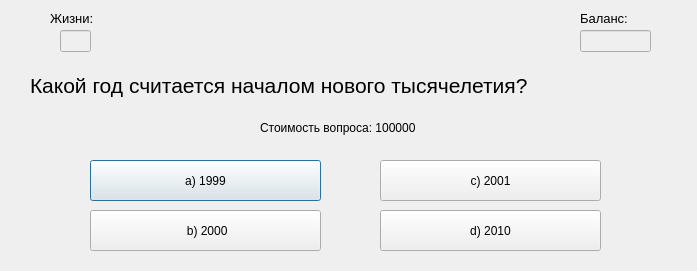
This is ui_ui_files/question_window8_ui.ui in DelZeiT/How_to_become_a_millionaire as Qt 5 draws it before an edit. The edited form follows.
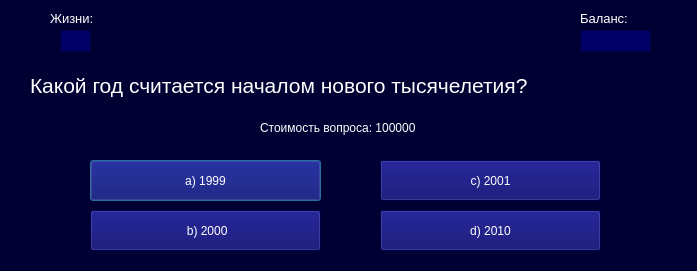
This is the edited form.

Diff of the .ui file:
```diff
--- a/ui_ui_files/question_window8_ui.ui
+++ b/ui_ui_files/question_window8_ui.ui
@@ -10,9 +10,24 @@
     <height>271</height>
    </rect>
   </property>
+  <property name="minimumSize">
+   <size>
+    <width>697</width>
+    <height>271</height>
+   </size>
+  </property>
+  <property name="maximumSize">
+   <size>
+    <width>697</width>
+    <height>271</height>
+   </size>
+  </property>
   <property name="windowTitle">
    <string>Вопрос №8</string>
   </property>
+  <property name="styleSheet">
+   <string notr="true">background-color: #000033;</string>
+  </property>
   <widget class="QLabel" name="label_2">
    <property name="geometry">
     <rect>
@@ -27,6 +42,9 @@
      <pointsize>10</pointsize>
     </font>
    </property>
+   <property name="styleSheet">
+    <string notr="true">color: white</string>
+   </property>
    <property name="text">
     <string>Жизни:</string>
    </property>
@@ -43,6 +61,9 @@
      <height>22</height>
     </rect>
    </property>
+   <property name="styleSheet">
+    <string notr="true">background-color: #000066; color: white</string>
+   </property>
    <property name="text">
     <string/>
    </property>
@@ -61,6 +82,9 @@
      <pointsize>10</pointsize>
     </font>
    </property>
+   <property name="styleSheet">
+    <string notr="true">color: white</string>
+   </property>
    <property name="text">
     <string>Баланс:</string>
    </property>
@@ -77,6 +101,9 @@
      <height>22</height>
     </rect>
    </property>
+   <property name="styleSheet">
+    <string notr="true">background-color: #000066; color: white</string>
+   </property>
    <property name="text">
     <string/>
    </property>
@@ -95,6 +122,9 @@
      <pointsize>16</pointsize>
     </font>
    </property>
+   <property name="styleSheet">
+    <string notr="true">color: white</string>
+   </property>
    <property name="text">
     <string>Какой год считается началом нового тысячелетия?</string>
    </property>
@@ -108,6 +138,9 @@
      <height>16</height>
     </rect>
    </property>
+   <property name="styleSheet">
+    <string notr="true">color: white</string>
+   </property>
    <property name="text">
     <string>Стоимость вопроса: 100000</string>
    </property>
@@ -121,6 +154,9 @@
      <height>41</height>
     </rect>
    </property>
+   <property name="styleSheet">
+    <string notr="true">background-color: #000066; color: white</string>
+   </property>
    <property name="text">
     <string>a) 1999</string>
    </property>
@@ -134,6 +170,9 @@
      <height>41</height>
     </rect>
    </property>
+   <property name="styleSheet">
+    <string notr="true">background-color: #000066; color: white</string>
+   </property>
    <property name="text">
     <string> b) 2000</string>
    </property>
@@ -147,6 +186,9 @@
      <height>41</height>
     </rect>
    </property>
+   <property name="styleSheet">
+    <string notr="true">background-color: #000066; color: white</string>
+   </property>
    <property name="text">
     <string>c) 2001</string>
    </property>
@@ -160,6 +202,9 @@
      <height>41</height>
     </rect>
    </property>
+   <property name="styleSheet">
+    <string notr="true">background-color: #000066; color: white</string>
+   </property>
    <property name="text">
     <string>d) 2010</string>
    </property>
```
